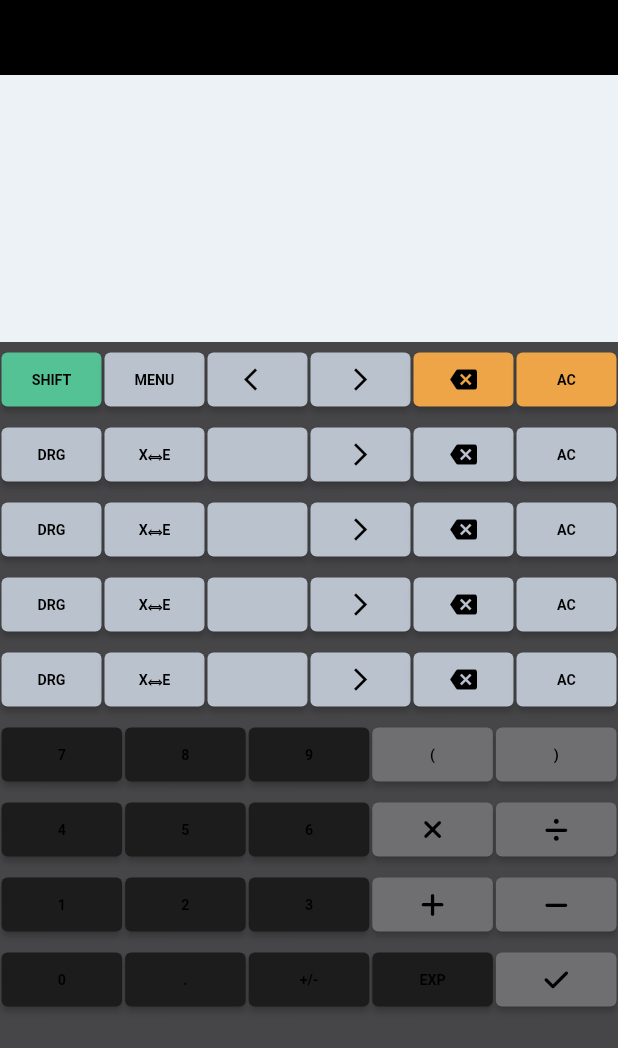
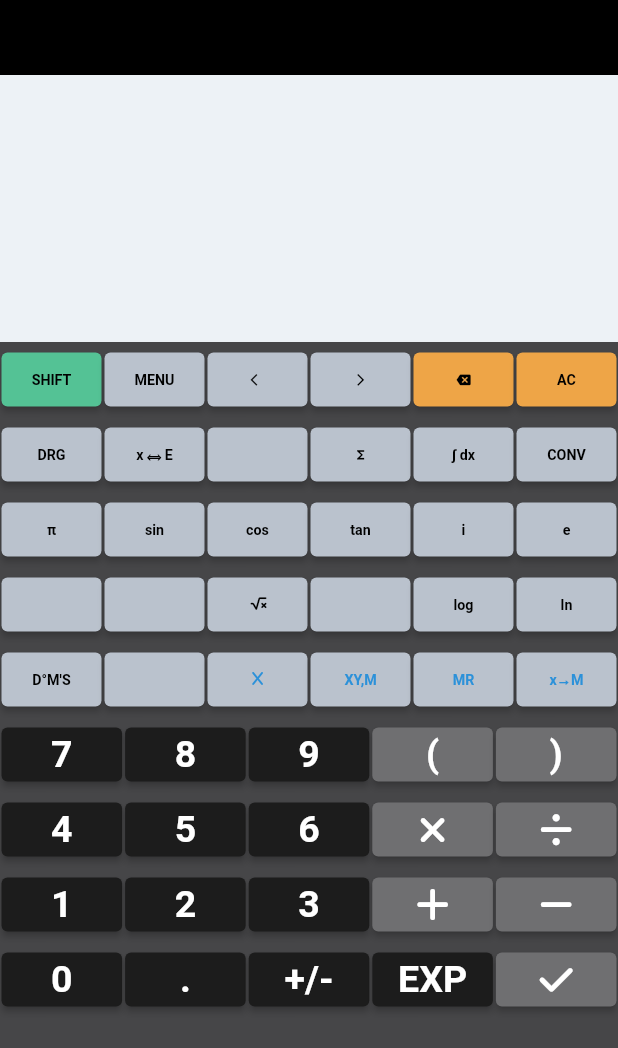
Before and after one commit to VictorCuerdo/InfiniCalc, a Flutter app: the screen it shows after launch, on a phone screen of 412 x 824 dp. Shown: the top 1048 px of the screen. Run offline on Flutter 3.47's test engine with Material 2 defaults, Android fonts, the phone set to English and light mode, and no system bars; our stand-ins replace font_awesome_flutter.

Commit message:
icons fixed

```diff
--- a/lib/ui/home_screen.dart
+++ b/lib/ui/home_screen.dart
@@ -67,7 +67,7 @@ class _HomeScreenState extends State<HomeScreen> {
                   onPressed: () {},
                   bgColor: const Color(0xFFBAC2CD)),
               CalculatorButton(
-                  label: "X⟺E",
+                  label: "x ⟺ E",
                   onPressed: () {},
                   bgColor: const Color(0xFFBAC2CD)),
               CalculatorButton(
@@ -75,15 +75,15 @@ class _HomeScreenState extends State<HomeScreen> {
                   onPressed: () {},
                   bgColor: const Color(0xFFBAC2CD)),
               CalculatorButton(
-                  label: Icons.arrow_forward_ios,
+                  label: Icons.functions,
                   onPressed: () {},
                   bgColor: const Color(0xFFBAC2CD)),
               CalculatorButton(
-                  label: Icons.backspace,
+                  label: "∫ dx",
                   onPressed: () {},
                   bgColor: const Color(0xFFBAC2CD)),
               CalculatorButton(
-                  label: "AC",
+                  label: "CONV",
                   onPressed: () {},
                   bgColor: const Color(0xFFBAC2CD)),
             ],
@@ -92,27 +92,27 @@ class _HomeScreenState extends State<HomeScreen> {
           Row(
             children: [
               CalculatorButton(
-                  label: "DRG",
+                  label: 'π',
                   onPressed: () {},
                   bgColor: const Color(0xFFBAC2CD)),
               CalculatorButton(
-                  label: "X⟺E",
+                  label: "sin",
                   onPressed: () {},
                   bgColor: const Color(0xFFBAC2CD)),
               CalculatorButton(
-                  label: "",
+                  label: "cos",
                   onPressed: () {},
                   bgColor: const Color(0xFFBAC2CD)),
               CalculatorButton(
-                  label: Icons.arrow_forward_ios,
+                  label: "tan",
                   onPressed: () {},
                   bgColor: const Color(0xFFBAC2CD)),
               CalculatorButton(
-                  label: Icons.backspace,
+                  label: "i",
                   onPressed: () {},
                   bgColor: const Color(0xFFBAC2CD)),
               CalculatorButton(
-                  label: "AC",
+                  label: "e",
                   onPressed: () {},
                   bgColor: const Color(0xFFBAC2CD)),
             ],
@@ -121,11 +121,7 @@ class _HomeScreenState extends State<HomeScreen> {
           Row(
             children: [
               CalculatorButton(
-                  label: "DRG",
-                  onPressed: () {},
-                  bgColor: const Color(0xFFBAC2CD)),
-              CalculatorButton(
-                  label: "X⟺E",
+                  label: "",
                   onPressed: () {},
                   bgColor: const Color(0xFFBAC2CD)),
               CalculatorButton(
@@ -133,15 +129,19 @@ class _HomeScreenState extends State<HomeScreen> {
                   onPressed: () {},
                   bgColor: const Color(0xFFBAC2CD)),
               CalculatorButton(
-                  label: Icons.arrow_forward_ios,
+                  label: FontAwesomeIcons.squareRootVariable,
                   onPressed: () {},
                   bgColor: const Color(0xFFBAC2CD)),
               CalculatorButton(
-                  label: Icons.backspace,
+                  label: "",
                   onPressed: () {},
                   bgColor: const Color(0xFFBAC2CD)),
               CalculatorButton(
-                  label: "AC",
+                  label: "log",
+                  onPressed: () {},
+                  bgColor: const Color(0xFFBAC2CD)),
+              CalculatorButton(
+                  label: "ln",
                   onPressed: () {},
                   bgColor: const Color(0xFFBAC2CD)),
             ],
@@ -150,11 +150,7 @@ class _HomeScreenState extends State<HomeScreen> {
           Row(
             children: [
               CalculatorButton(
-                  label: "DRG",
-                  onPressed: () {},
-                  bgColor: const Color(0xFFBAC2CD)),
-              CalculatorButton(
-                  label: "X⟺E",
+                  label: "D°M'S",
                   onPressed: () {},
                   bgColor: const Color(0xFFBAC2CD)),
               CalculatorButton(
@@ -162,17 +158,26 @@ class _HomeScreenState extends State<HomeScreen> {
                   onPressed: () {},
                   bgColor: const Color(0xFFBAC2CD)),
               CalculatorButton(
-                  label: Icons.arrow_forward_ios,
+                  label: FontAwesomeIcons.x,
                   onPressed: () {},
-                  bgColor: const Color(0xFFBAC2CD)),
+                  bgColor: const Color(0xFFBAC2CD),
+                  textColor: const Color(
+                      0xFF2C91D9)), // Add the textColor property here
               CalculatorButton(
-                  label: Icons.backspace,
+                  label: "XY,M",
                   onPressed: () {},
-                  bgColor: const Color(0xFFBAC2CD)),
+                  bgColor: const Color(0xFFBAC2CD),
+                  textColor: const Color(0xFF2C91D9)), // And here
               CalculatorButton(
-                  label: "AC",
+                  label: "MR",
                   onPressed: () {},
-                  bgColor: const Color(0xFFBAC2CD)),
+                  bgColor: const Color(0xFFBAC2CD),
+                  textColor: const Color(0xFF2C91D9)), // And here
+              CalculatorButton(
+                  label: "x→M",
+                  onPressed: () {},
+                  bgColor: const Color(0xFFBAC2CD),
+                  textColor: const Color(0xFF2C91D9)), // And here
             ],
           ),
           //ROW 6
@@ -181,23 +186,33 @@ class _HomeScreenState extends State<HomeScreen> {
               CalculatorButton(
                   label: "7",
                   onPressed: () {},
-                  bgColor: const Color(0xFF1C1C1C)),
+                  bgColor: const Color(0xFF1C1C1C),
+                  textColor: Colors.white,
+                  textSize: 25),
               CalculatorButton(
                   label: "8",
                   onPressed: () {},
-                  bgColor: const Color(0xFF1C1C1C)),
+                  bgColor: const Color(0xFF1C1C1C),
+                  textColor: Colors.white,
+                  textSize: 25),
               CalculatorButton(
                   label: "9",
                   onPressed: () {},
-                  bgColor: const Color(0xFF1C1C1C)),
+                  bgColor: const Color(0xFF1C1C1C),
+                  textColor: Colors.white,
+                  textSize: 25),
               CalculatorButton(
                   label: "(",
                   onPressed: () {},
-                  bgColor: const Color(0xFF6F6F71)),
+                  bgColor: const Color(0xFF6F6F71),
+                  textColor: Colors.white,
+                  textSize: 25),
               CalculatorButton(
                   label: ")",
                   onPressed: () {},
-                  bgColor: const Color(0xFF6F6F71)),
+                  bgColor: const Color(0xFF6F6F71),
+                  textColor: Colors.white,
+                  textSize: 25),
             ],
           ),
           //ROW 7
@@ -206,23 +221,33 @@ class _HomeScreenState extends State<HomeScreen> {
               CalculatorButton(
                   label: "4",
                   onPressed: () {},
-                  bgColor: const Color(0xFF1C1C1C)),
+                  bgColor: const Color(0xFF1C1C1C),
+                  textColor: Colors.white,
+                  textSize: 25),
               CalculatorButton(
                   label: "5",
                   onPressed: () {},
-                  bgColor: const Color(0xFF1C1C1C)),
+                  bgColor: const Color(0xFF1C1C1C),
+                  textColor: Colors.white,
+                  textSize: 25),
               CalculatorButton(
                   label: "6",
                   onPressed: () {},
-                  bgColor: const Color(0xFF1C1C1C)),
+                  bgColor: const Color(0xFF1C1C1C),
+                  textColor: Colors.white,
+                  textSize: 25),
               CalculatorButton(
                   label: FontAwesomeIcons.xmark,
                   onPressed: () {},
-                  bgColor: const Color(0xFF6F6F71)),
+                  bgColor: const Color(0xFF6F6F71),
+                  textColor: Colors.white,
+                  textSize: 25),
               CalculatorButton(
                   label: FontAwesomeIcons.divide,
                   onPressed: () {},
-                  bgColor: const Color(0xFF6F6F71)),
+                  bgColor: const Color(0xFF6F6F71),
+                  textColor: Colors.white,
+                  textSize: 25),
             ],
           ),
           //ROW 8
@@ -231,23 +256,33 @@ class _HomeScreenState extends State<HomeScreen> {
               CalculatorButton(
                   label: "1",
                   onPressed: () {},
-                  bgColor: const Color(0xFF1C1C1C)),
+                  bgColor: const Color(0xFF1C1C1C),
+                  textColor: Colors.white,
+                  textSize: 25),
               CalculatorButton(
                   label: "2",
                   onPressed: () {},
-                  bgColor: const Color(0xFF1C1C1C)),
+                  bgColor: const Color(0xFF1C1C1C),
+                  textColor: Colors.white,
+                  textSize: 25),
               CalculatorButton(
                   label: "3",
                   onPressed: () {},
-                  bgColor: const Color(0xFF1C1C1C)),
+                  bgColor: const Color(0xFF1C1C1C),
+                  textColor: Colors.white,
+                  textSize: 25),
               CalculatorButton(
                   label: FontAwesomeIcons.plus,
                   onPressed: () {},
-                  bgColor: const Color(0xFF6F6F71)),
+                  bgColor: const Color(0xFF6F6F71),
+                  textColor: Colors.white,
+                  textSize: 25),
               CalculatorButton(
                   label: FontAwesomeIcons.minus,
                   onPressed: () {},
-                  bgColor: const Color(0xFF6F6F71)),
+                  bgColor: const Color(0xFF6F6F71),
+                  textColor: Colors.white,
+                  textSize: 25),
             ],
           ),
           //ROW 9
@@ -256,23 +291,33 @@ class _HomeScreenState extends State<HomeScreen> {
               CalculatorButton(
                   label: "0",
                   onPressed: () {},
-                  bgColor: const Color(0xFF1C1C1C)),
+                  bgColor: const Color(0xFF1C1C1C),
+                  textColor: Colors.white,
+                  textSize: 25),
               CalculatorButton(
                   label: ".",
                   onPressed: () {},
-                  bgColor: const Color(0xFF1C1C1C)),
+                  bgColor: const Color(0xFF1C1C1C),
+                  textColor: Colors.white,
+                  textSize: 25),
               CalculatorButton(
                   label: "+/-",
                   onPressed: () {},
-                  bgColor: const Color(0xFF1C1C1C)),
+                  bgColor: const Color(0xFF1C1C1C),
+                  textColor: Colors.white,
+                  textSize: 25),
               CalculatorButton(
                   label: "EXP",
                   onPressed: () {},
-                  bgColor: const Color(0xFF1C1C1C)),
+                  bgColor: const Color(0xFF1C1C1C),
+                  textColor: Colors.white,
+                  textSize: 25),
               CalculatorButton(
                   label: FontAwesomeIcons.check,
                   onPressed: () {},
-                  bgColor: const Color(0xFF6F6F71)),
+                  bgColor: const Color(0xFF6F6F71),
+                  textColor: Colors.white,
+                  textSize: 25),
             ],
           ),
         ],
--- a/lib/widgets/calculator_button.dart
+++ b/lib/widgets/calculator_button.dart
@@ -4,12 +4,16 @@ class CalculatorButton extends StatelessWidget {
   final dynamic label; // Change data type to dynamic
   final Function() onPressed;
   final Color bgColor;
+  final Color textColor;
+  final double textSize;
 
   const CalculatorButton({
     super.key,
     required this.label, // Keep label as it is
     required this.onPressed,
     required this.bgColor,
+    this.textColor = Colors.black,
+    this.textSize = 9.5,
   });
 
   @override
@@ -18,16 +22,16 @@ class CalculatorButton extends StatelessWidget {
       child: Padding(
         padding: const EdgeInsets.all(1.0),
         child: ElevatedButton(
-          onPressed: onPressed, // Render text otherwise
+          onPressed: onPressed,
           style: ElevatedButton.styleFrom(
             backgroundColor: bgColor,
           ),
           child: label is IconData
-              ? Icon(label, color: Colors.black, size: 18)
+              ? Icon(label, color: textColor, size: textSize)
               : Text(label,
-                  style: const TextStyle(
-                      color: Colors.black,
-                      fontSize: 9.5,
+                  style: TextStyle(
+                      color: textColor,
+                      fontSize: textSize,
                       fontWeight: FontWeight.bold)),
         ),
       ),
--- a/pubspec.yaml
+++ b/pubspec.yaml
@@ -54,10 +54,6 @@ dev_dependencies:
 
 # The following section is specific to Flutter packages.
 flutter:
-
-  # The following line ensures that the Material Icons font is
-  # included with your application, so that you can use the icons in
-  # the material Icons class.
   uses-material-design: true
 assets:
     - assets/compass.png
```
